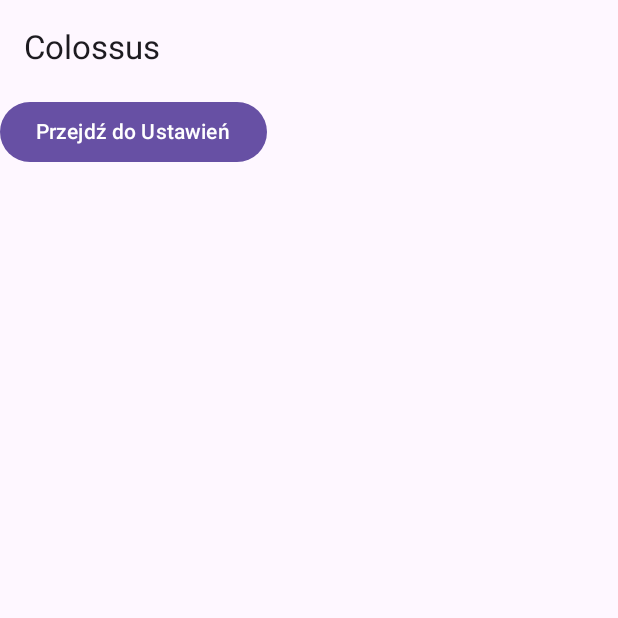
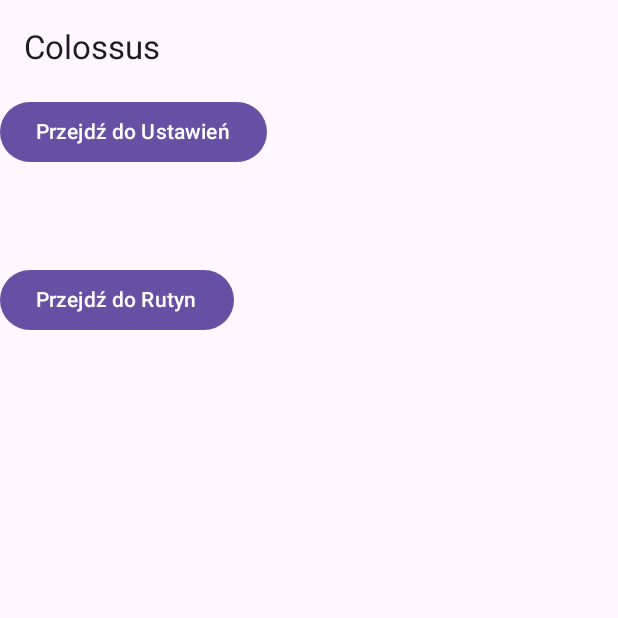
Before and after one commit to Ramigiusz/GymApp, an Android app built with Jetpack Compose: the screen it shows after launch (MainActivity), on a phone screen of 412 x 824 dp, the top half of it. Run offline under Robolectric (Android 15) with nearby library versions, the phone set to English and light mode, and no system bars; missing, so only their content is drawn: GymAppTheme; 1 statement that could not run was skipped.

Commit message:
Wersja 0.001 Apki

```diff
--- a/app/src/main/java/com/example/gymapp/navigation/NavGraph.kt
+++ b/app/src/main/java/com/example/gymapp/navigation/NavGraph.kt
@@ -7,6 +7,7 @@ import androidx.navigation.NavHost
 import androidx.navigation.NavHostController
 import androidx.navigation.compose.NavHost
 import androidx.navigation.compose.composable
+import com.example.gymapp.ui.screens.RoutinesScreen
 import com.example.gymapp.ui.screens.SettingsScreen
 import com.example.gymapp.ui.screens.StartScreen
 
@@ -15,5 +16,6 @@ fun NavGraph(navController: NavHostController) {
     NavHost(navController, startDestination = "start") {
         composable("start") { StartScreen(navController) }
         composable("settings") { SettingsScreen(navController) }
+        composable("routines") { RoutinesScreen(navController) }
     }
 }
--- a/app/src/main/java/com/example/gymapp/ui/screens/StartScreen.kt
+++ b/app/src/main/java/com/example/gymapp/ui/screens/StartScreen.kt
@@ -1,5 +1,6 @@
 package com.example.gymapp.ui.screens
 
+import androidx.compose.foundation.layout.Column
 import androidx.compose.foundation.layout.padding
 import androidx.compose.material3.*
 import androidx.compose.runtime.Composable
@@ -12,11 +13,19 @@ fun StartScreen(navController: NavController) {
     Scaffold(
         topBar = { TopAppBar(title = { Text("Colossus") }) }
     ) { padding ->
-        Button(
-            onClick = { navController.navigate("settings") },
-            modifier = Modifier.padding(padding)
-        ) {
-            Text("Przejdź do Ustawień")
+        Column {
+            Button(
+                onClick = { navController.navigate("settings") },
+                modifier = Modifier.padding(padding)
+            ) {
+                Text("Przejdź do Ustawień")
+            }
+            Button(
+                onClick = { navController.navigate("routines") },
+                modifier = Modifier.padding(padding)
+            ) {
+                Text("Przejdź do Rutyn")
+            }
         }
     }
 }
```
Also changed, not shown: app/src/main/java/com/example/gymapp/ui/screens/RoutinesScreen.kt (added, +32 -0 lines).
